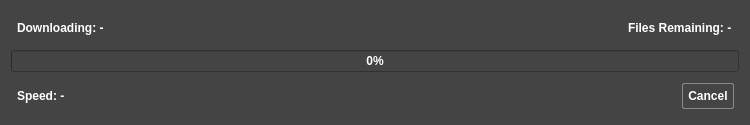
Above: ApolloExplorerPC/dialogdownloadfile.ui from ronybeck/ApolloExplorer before the change. Below: the same form after it.
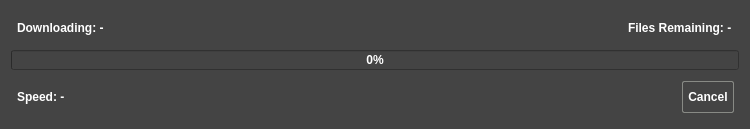
That is the form after the change. Icons and pictures are not drawn.

```diff
--- a/ApolloExplorerPC/dialogdownloadfile.ui
+++ b/ApolloExplorerPC/dialogdownloadfile.ui
@@ -7,7 +7,7 @@
     <x>0</x>
     <y>0</y>
     <width>750</width>
-    <height>125</height>
+    <height>129</height>
    </rect>
   </property>
   <property name="sizePolicy">
@@ -25,7 +25,7 @@
   <property name="maximumSize">
    <size>
     <width>750</width>
-    <height>125</height>
+    <height>129</height>
    </size>
   </property>
   <property name="windowTitle">
@@ -60,6 +60,7 @@
 	border: 1px solid rgb(136, 138, 133);
     border-radius: 2px;
 	text-align: center;
+	min-height: 20px;
 }
 QPushButton::pressed
 {
@@ -123,6 +124,12 @@
    </item>
    <item>
     <widget class="QProgressBar" name="progressBar">
+     <property name="maximumSize">
+      <size>
+       <width>16777215</width>
+       <height>20</height>
+      </size>
+     </property>
      <property name="value">
       <number>0</number>
      </property>
```
